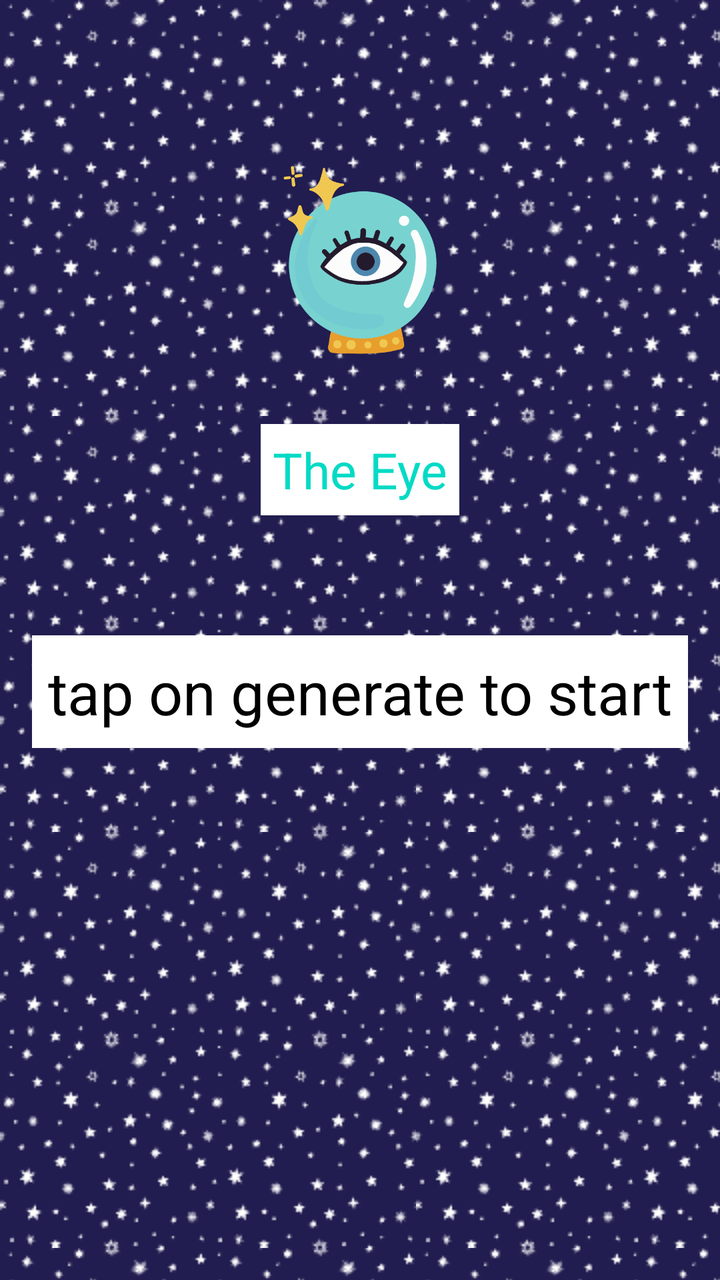
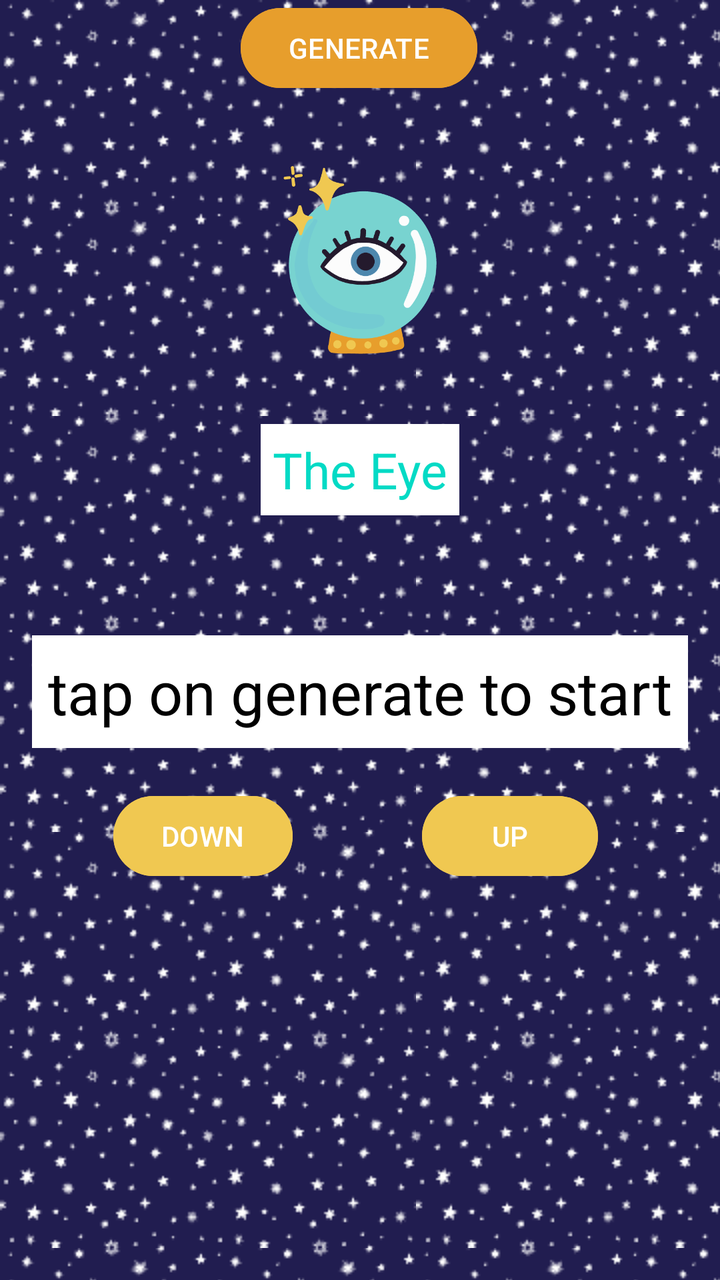

Two renders of the same Android screen: before a commit and after it. Below are the layout's source before the change and the commit's diff.
<!-- AndroidManifest.xml: application theme Theme.GuessTheNumber_MurrietaJack -->
<!-- res/layout/activity_main.xml -->
<?xml version="1.0" encoding="utf-8"?>
<androidx.constraintlayout.widget.ConstraintLayout xmlns:android="http://schemas.android.com/apk/res/android"
    xmlns:app="http://schemas.android.com/apk/res-auto"
    xmlns:tools="http://schemas.android.com/tools"
    android:id="@+id/main"
    android:layout_width="match_parent"
    android:layout_height="match_parent"
    tools:context=".MainActivity"
    android:background="@drawable/background_pattern"
    >


    <ImageView
        android:id="@+id/imageView"
        android:layout_width="wrap_content"
        android:layout_height="wrap_content"
        android:layout_marginTop="80dp"
        app:layout_constraintEnd_toEndOf="parent"
        app:layout_constraintStart_toStartOf="parent"
        app:layout_constraintTop_toTopOf="parent"
        app:srcCompat="@drawable/ic_eyeball" />

    <TextView
        android:id="@+id/title"
        android:layout_width="wrap_content"
        android:layout_height="wrap_content"
        android:layout_marginTop="32dp"
        android:background="@color/white"
        android:text="The Eye"
        android:textColor="@color/teal_200"
        app:layout_constraintEnd_toEndOf="parent"
        app:layout_constraintStart_toStartOf="parent"
        app:layout_constraintTop_toBottomOf="@+id/imageView"
        android:textSize="25dp"
        android:padding="6dp"
        />

    <TextView
        android:id="@+id/guessing"
        android:layout_width="wrap_content"
        android:layout_height="wrap_content"
        android:layout_marginTop="60dp"
        android:text="tap on generate to start"
        android:textSize="30sp"
        android:padding="8dp"
        android:background="@color/white"
        android:textColor="@color/black"
        app:layout_constraintEnd_toEndOf="parent"
        app:layout_constraintStart_toStartOf="parent"
        app:layout_constraintTop_toBottomOf="@+id/title" />

</androidx.constraintlayout.widget.ConstraintLayout>
<!-- resources referenced by this layout -->
<resources>
  <color name="black">#FF000000</color>
  <color name="teal_200">#FF03DAC5</color>
  <color name="white">#FFFFFFFF</color>
  <!-- drawable background_pattern (drawable) -->
  <?xml version="1.0" encoding="utf-8"?>
  <bitmap xmlns:android="http://schemas.android.com/apk/res/android"
      android:src="@drawable/pattern"
      android:tileMode="repeat"
      >
  </bitmap>
  <!-- drawable ic_eyeball: png bitmap (drawable-hdpi, 11994 bytes) -->
  <style name="Theme.GuessTheNumber_MurrietaJack" parent="Base.Theme.GuessTheNumber_MurrietaJack" />
  <!-- drawable pattern: png bitmap (drawable, 5457 bytes) -->
  <style name="Base.Theme.GuessTheNumber_MurrietaJack" parent="Theme.Material3.DayNight.NoActionBar">
          
  
  
          <item name="colorPrimary">@color/navyblue</item>
          <item name="colorPrimaryVariant">@color/purple_700</item>
          <item name="colorOnPrimary">@color/white</item>
  
          <item name="colorSecondary">@color/mustard</item>
          <item name="colorSecondaryVariant">@color/orange</item>
          <item name="colorOnSecondary">@color/black</item>
  
  
  
  
      </style>
  <color name="navyblue">#211D50</color>
  <color name="purple_700">#FF3700B3</color>
  <color name="mustard">#F0C851</color>
  <color name="orange">#E79E2C</color>
</resources>

<!-- the commit's change to res/layout/activity_main.xml (unified diff, before → after) -->
@@ -49,4 +49,57 @@
         app:layout_constraintStart_toStartOf="parent"
         app:layout_constraintTop_toBottomOf="@+id/title" />
 
+    <Button
+        android:id="@+id/down"
+        android:layout_width="wrap_content"
+        android:layout_height="wrap_content"
+        android:layout_marginTop="20dp"
+        android:backgroundTint="@color/mustard"
+        android:text="DOWN"
+        app:layout_constraintEnd_toEndOf="parent"
+        app:layout_constraintHorizontal_bias="0.21"
+        app:layout_constraintStart_toStartOf="parent"
+        app:layout_constraintTop_toBottomOf="@+id/guessing"
+        app:layout_editor_absoluteX="40dp" />
+
+    <Button
+        android:id="@+id/up"
+        android:layout_width="wrap_content"
+        android:layout_height="wrap_content"
+        android:layout_marginTop="20dp"
+        android:layout_marginEnd="32dp"
+        android:backgroundTint="@color/mustard"
+        android:text="UP"
+        app:layout_constraintEnd_toEndOf="parent"
+        app:layout_constraintHorizontal_bias="0.879"
+        app:layout_constraintStart_toStartOf="parent"
+        app:layout_constraintTop_toBottomOf="@+id/guessing"
+        app:layout_editor_absoluteX="40dp" />
+
+    <Button
+        android:id="@+id/generate"
+        android:layout_width="wrap_content"
+        android:layout_height="wrap_content"
+        android:backgroundTint="@color/orange"
+        android:text="GENERATE"
+        app:layout_constraintEnd_toEndOf="parent"
+        app:layout_constraintHorizontal_bias="0.498"
+        app:layout_constraintStart_toStartOf="parent"
+        tools:layout_editor_absoluteY="510dp" />
+
+    <Button
+        android:id="@+id/guessed"
+        android:layout_width="wrap_content"
+        android:layout_height="wrap_content"
+        android:layout_marginTop="32dp"
+        android:backgroundTint="@color/teal_200"
+        android:text="GUESSED"
+        android:textSize="25sp"
+        android:visibility="gone"
+        app:layout_constraintEnd_toEndOf="parent"
+        app:layout_constraintStart_toStartOf="parent"
+        app:layout_constraintTop_toBottomOf="@+id/generate"
+        app:layout_editor_absoluteX="150dp"
+        app:layout_editor_absoluteY="569dp" />
+
 </androidx.constraintlayout.widget.ConstraintLayout>
